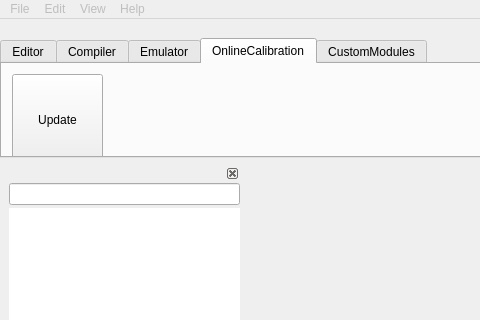
The window that dialogs/mainwindow.ui (L-Net-1992/ADAS_AD_Developer) describes before a commit, drawn with Qt 5; both pictures show x 0 to 480 and y 0 to 320 of the 1280 by 800 pixel window.
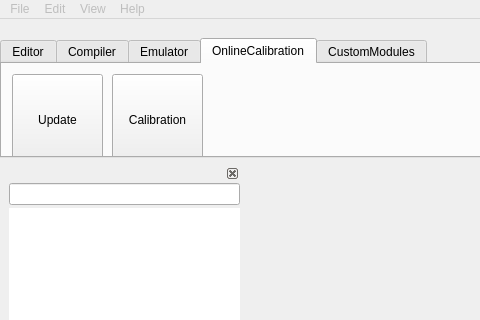
The same window after the commit. The open tabs and pages were chosen to show the change. Icons and pictures are not drawn. Custom widgets are drawn as their Qt base class.

```diff
--- a/dialogs/mainwindow.ui
+++ b/dialogs/mainwindow.ui
@@ -1160,6 +1160,35 @@
           <enum>Qt::ToolButtonTextUnderIcon</enum>
          </property>
         </widget>
+        <widget class="QToolButton" name="tb_calibration">
+         <property name="geometry">
+          <rect>
+           <x>110</x>
+           <y>10</y>
+           <width>91</width>
+           <height>91</height>
+          </rect>
+         </property>
+         <property name="focusPolicy">
+          <enum>Qt::NoFocus</enum>
+         </property>
+         <property name="text">
+          <string>Calibration</string>
+         </property>
+         <property name="icon">
+          <iconset resource="../image.qrc">
+           <normaloff>:/res/update.png</normaloff>:/res/update.png</iconset>
+         </property>
+         <property name="iconSize">
+          <size>
+           <width>24</width>
+           <height>24</height>
+          </size>
+         </property>
+         <property name="toolButtonStyle">
+          <enum>Qt::ToolButtonTextUnderIcon</enum>
+         </property>
+        </widget>
        </widget>
        <widget class="QWidget" name="tab_custom_module">
         <property name="font">
```
Left out of the diff: 2 changed lines with no effect on the pictures.
